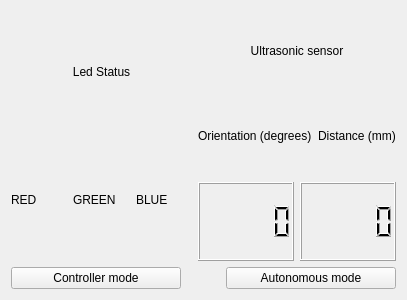
Above: Server/server_GUI.ui from JaumeNB/Robot_controller before the change. Below: the same form after it.
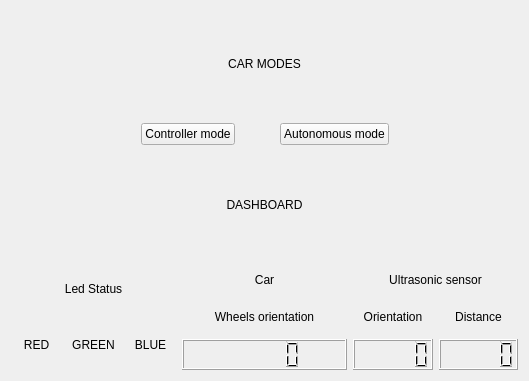
That is the form after the change.

Commit message: ULTRASONIC ORIENTATION

Patch:
```diff
--- a/Server/server_GUI.ui
+++ b/Server/server_GUI.ui
@@ -6,14 +6,81 @@
    <rect>
     <x>0</x>
     <y>0</y>
-    <width>407</width>
-    <height>300</height>
+    <width>529</width>
+    <height>381</height>
    </rect>
   </property>
   <property name="windowTitle">
    <string>TCP Server</string>
   </property>
   <layout class="QVBoxLayout" name="verticalLayout">
+   <item>
+    <widget class="QLabel" name="label_3">
+     <property name="text">
+      <string>CAR MODES</string>
+     </property>
+     <property name="alignment">
+      <set>Qt::AlignCenter</set>
+     </property>
+    </widget>
+   </item>
+   <item>
+    <layout class="QHBoxLayout" name="horizontalLayout">
+     <property name="spacing">
+      <number>45</number>
+     </property>
+     <item>
+      <spacer name="horizontalSpacer">
+       <property name="orientation">
+        <enum>Qt::Horizontal</enum>
+       </property>
+       <property name="sizeHint" stdset="0">
+        <size>
+         <width>40</width>
+         <height>20</height>
+        </size>
+       </property>
+      </spacer>
+     </item>
+     <item>
+      <widget class="QPushButton" name="start_server_btn">
+       <property name="text">
+        <string>Controller mode</string>
+       </property>
+      </widget>
+     </item>
+     <item>
+      <widget class="QPushButton" name="pushButton">
+       <property name="text">
+        <string>Autonomous mode</string>
+       </property>
+      </widget>
+     </item>
+     <item>
+      <spacer name="horizontalSpacer_2">
+       <property name="orientation">
+        <enum>Qt::Horizontal</enum>
+       </property>
+       <property name="sizeHint" stdset="0">
+        <size>
+         <width>40</width>
+         <height>20</height>
+        </size>
+       </property>
+      </spacer>
+     </item>
+    </layout>
+   </item>
+   <item>
+    <widget class="QLabel" name="label_2">
+     <property name="text">
+      <string>DASHBOARD</string>
+     </property>
+     <property name="alignment">
+      <set>Qt::AlignCenter</set>
+     </property>
+    </widget>
+   </item>
    <item>
     <layout class="QHBoxLayout" name="horizontalLayout_3">
      <item>
@@ -35,6 +102,9 @@
            <property name="text">
             <string>RED</string>
            </property>
+           <property name="alignment">
+            <set>Qt::AlignCenter</set>
+           </property>
           </widget>
          </item>
          <item>
@@ -42,6 +112,9 @@
            <property name="text">
             <string>GREEN</string>
            </property>
+           <property name="alignment">
+            <set>Qt::AlignCenter</set>
+           </property>
           </widget>
          </item>
          <item>
@@ -49,12 +122,50 @@
            <property name="text">
             <string>BLUE</string>
            </property>
+           <property name="alignment">
+            <set>Qt::AlignCenter</set>
+           </property>
           </widget>
          </item>
         </layout>
        </item>
       </layout>
      </item>
+     <item>
+      <layout class="QVBoxLayout" name="verticalLayout_4">
+       <item>
+        <widget class="QLabel" name="label">
+         <property name="text">
+          <string>Car</string>
+         </property>
+         <property name="alignment">
+          <set>Qt::AlignCenter</set>
+         </property>
+        </widget>
+       </item>
+       <item>
+        <layout class="QHBoxLayout" name="horizontalLayout_7">
+         <item>
+          <widget class="QLabel" name="wheel_orientation_label">
+           <property name="text">
+            <string>Wheels orientation</string>
+           </property>
+           <property name="alignment">
+            <set>Qt::AlignCenter</set>
+           </property>
+          </widget>
+         </item>
+        </layout>
+       </item>
+       <item>
+        <layout class="QHBoxLayout" name="horizontalLayout_2">
+         <item>
+          <widget class="QLCDNumber" name="wheel_orientation_lcd"/>
+         </item>
+        </layout>
+       </item>
+      </layout>
+     </item>
      <item>
       <layout class="QVBoxLayout" name="verticalLayout_2">
        <item>
@@ -72,14 +183,20 @@
          <item>
           <widget class="QLabel" name="orientation_label">
            <property name="text">
-            <string>Orientation (degrees)</string>
+            <string>Orientation</string>
+           </property>
+           <property name="alignment">
+            <set>Qt::AlignCenter</set>
            </property>
           </widget>
          </item>
          <item>
           <widget class="QLabel" name="distance_label">
            <property name="text">
-            <string>Distance (mm)</string>
+            <string>Distance</string>
+           </property>
+           <property name="alignment">
+            <set>Qt::AlignCenter</set>
            </property>
           </widget>
          </item>
@@ -99,27 +216,6 @@
      </item>
     </layout>
    </item>
-   <item>
-    <layout class="QHBoxLayout" name="horizontalLayout">
-     <property name="spacing">
-      <number>45</number>
-     </property>
-     <item>
-      <widget class="QPushButton" name="start_server_btn">
-       <property name="text">
-        <string>Controller mode</string>
-       </property>
-      </widget>
-     </item>
-     <item>
-      <widget class="QPushButton" name="pushButton">
-       <property name="text">
-        <string>Autonomous mode</string>
-       </property>
-      </widget>
-     </item>
-    </layout>
-   </item>
   </layout>
  </widget>
  <resources/>
```
Left out of the diff: 6 changed lines with no effect on the pictures. The commit also changes 5 other files.
